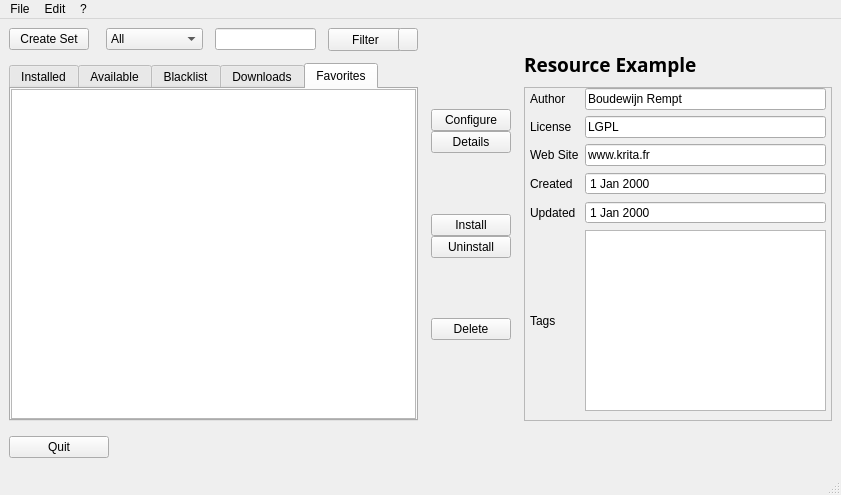
Old version of the form krita/plugins/paintops/resourcemanager/KoResourceManagerWidget.ui in the repository KDE/krita.
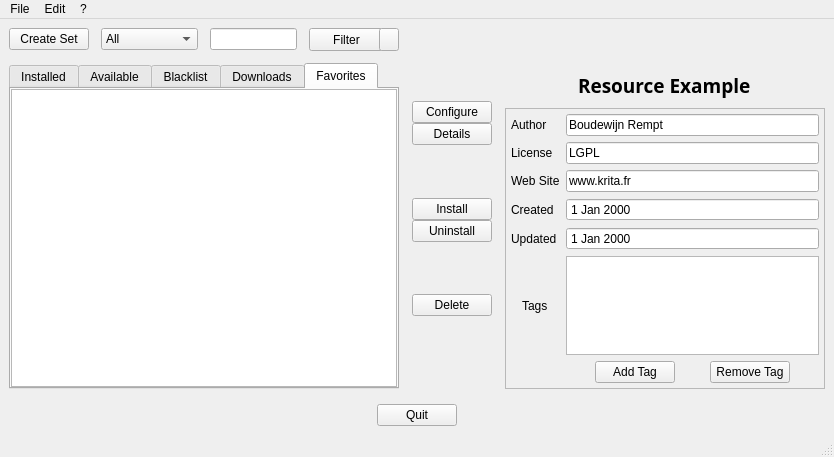
New version of the form. The open tabs and pages were chosen to show the change.

Commit message: Introducing KoResourceModelBase to allow displaying multiple types of resources simultaneously.

```diff
--- a/krita/plugins/paintops/resourcemanager/KoResourceManagerWidget.ui
+++ b/krita/plugins/paintops/resourcemanager/KoResourceManagerWidget.ui
@@ -6,8 +6,8 @@
    <rect>
     <x>0</x>
     <y>0</y>
-    <width>841</width>
-    <height>495</height>
+    <width>834</width>
+    <height>457</height>
    </rect>
   </property>
   <property name="windowTitle">
@@ -18,9 +18,6 @@
     <property name="spacing">
      <number>15</number>
     </property>
-    <property name="bottomMargin">
-     <number>15</number>
-    </property>
     <item>
      <layout class="QHBoxLayout" name="horizontalLayout_2">
       <property name="spacing">
@@ -322,8 +319,20 @@
                <enum>Qt::SolidLine</enum>
               </property>
               <property name="sortingEnabled">
-               <bool>true</bool>
+               <bool>false</bool>
               </property>
+              <attribute name="horizontalHeaderDefaultSectionSize">
+               <number>10</number>
+              </attribute>
+              <attribute name="horizontalHeaderMinimumSectionSize">
+               <number>10</number>
+              </attribute>
+              <attribute name="horizontalHeaderShowSortIndicator" stdset="0">
+               <bool>false</bool>
+              </attribute>
+              <attribute name="horizontalHeaderStretchLastSection">
+               <bool>true</bool>
+              </attribute>
               <attribute name="verticalHeaderVisible">
                <bool>false</bool>
               </attribute>
@@ -513,16 +522,68 @@
           <number>0</number>
          </property>
          <item>
-          <widget class="QLabel" name="label">
-           <property name="text">
-            <string/>
+          <spacer name="verticalSpacer_5">
+           <property name="orientation">
+            <enum>Qt::Vertical</enum>
            </property>
-           <property name="scaledContents">
-            <bool>true</bool>
+           <property name="sizeType">
+            <enum>QSizePolicy::Fixed</enum>
            </property>
-          </widget>
+           <property name="sizeHint" stdset="0">
+            <size>
+             <width>5</width>
+             <height>15</height>
+            </size>
+           </property>
+          </spacer>
          </item>
          <item>
+          <layout class="QHBoxLayout" name="horizontalLayout_3">
+           <item>
+            <spacer name="horizontalSpacer_3">
+             <property name="orientation">
+              <enum>Qt::Horizontal</enum>
+             </property>
+             <property name="sizeType">
+              <enum>QSizePolicy::Fixed</enum>
+             </property>
+             <property name="sizeHint" stdset="0">
+              <size>
+               <width>40</width>
+               <height>20</height>
+              </size>
+             </property>
+            </spacer>
+           </item>
+           <item>
+            <widget class="QLabel" name="label">
+             <property name="text">
+              <string/>
+             </property>
+             <property name="scaledContents">
+              <bool>true</bool>
+             </property>
+            </widget>
+           </item>
+           <item>
+            <spacer name="horizontalSpacer_2">
+             <property name="orientation">
+              <enum>Qt::Horizontal</enum>
+             </property>
+             <property name="sizeType">
+              <enum>QSizePolicy::Fixed</enum>
+             </property>
+             <property name="sizeHint" stdset="0">
+              <size>
+               <width>40</width>
+               <height>20</height>
+              </size>
+             </property>
+            </spacer>
+           </item>
+          </layout>
+         </item>
+         <item alignment="Qt::AlignHCenter">
           <widget class="QLabel" name="label_2">
            <property name="font">
             <font>
@@ -547,8 +608,8 @@
              <rect>
               <x>0</x>
               <y>0</y>
-              <width>298</width>
-              <height>332</height>
+              <width>320</width>
+              <height>268</height>
              </rect>
             </property>
             <layout class="QGridLayout" name="gridLayout_3">
@@ -556,14 +617,14 @@
               <number>5</number>
              </property>
              <property name="topMargin">
-              <number>0</number>
+              <number>5</number>
              </property>
              <property name="rightMargin">
               <number>5</number>
              </property>
-             <item row="5" column="1">
-              <widget class="QListView" name="listView"/>
-             </item>
+             <property name="bottomMargin">
+              <number>5</number>
+             </property>
              <item row="2" column="0">
               <widget class="QLabel" name="label_5">
                <property name="text">
@@ -609,6 +670,13 @@
                </property>
               </widget>
              </item>
+             <item row="5" column="0" alignment="Qt::AlignHCenter">
+              <widget class="QLabel" name="label_8">
+               <property name="text">
+                <string>Tags</string>
+               </property>
+              </widget>
+             </item>
              <item row="0" column="0">
               <widget class="QLabel" name="label_3">
                <property name="text">
@@ -629,12 +697,8 @@
                </property>
               </widget>
              </item>
-             <item row="5" column="0">
-              <widget class="QLabel" name="label_8">
-               <property name="text">
-                <string>Tags</string>
-               </property>
-              </widget>
+             <item row="5" column="1">
+              <widget class="QListWidget" name="listWidget"/>
              </item>
              <item row="2" column="1">
               <widget class="QLineEdit" name="lineEdit_4">
@@ -650,6 +714,66 @@
                </property>
               </widget>
              </item>
+             <item row="6" column="1">
+              <layout class="QHBoxLayout" name="horizontalLayout">
+               <item>
+                <spacer name="horizontalSpacer_10">
+                 <property name="orientation">
+                  <enum>Qt::Horizontal</enum>
+                 </property>
+                 <property name="sizeHint" stdset="0">
+                  <size>
+                   <width>40</width>
+                   <height>20</height>
+                  </size>
+                 </property>
+                </spacer>
+               </item>
+               <item>
+                <widget class="QPushButton" name="pushButton_4">
+                 <property name="text">
+                  <string>Add Tag</string>
+                 </property>
+                </widget>
+               </item>
+               <item>
+                <spacer name="horizontalSpacer_9">
+                 <property name="orientation">
+                  <enum>Qt::Horizontal</enum>
+                 </property>
+                 <property name="sizeHint" stdset="0">
+                  <size>
+                   <width>40</width>
+                   <height>20</height>
+                  </size>
+                 </property>
+                </spacer>
+               </item>
+               <item>
+                <widget class="QPushButton" name="pushButton_11">
+                 <property name="text">
+                  <string>Remove Tag</string>
+                 </property>
+                </widget>
+               </item>
+               <item>
+                <spacer name="horizontalSpacer_4">
+                 <property name="orientation">
+                  <enum>Qt::Horizontal</enum>
+                 </property>
+                 <property name="sizeType">
+                  <enum>QSizePolicy::Maximum</enum>
+                 </property>
+                 <property name="sizeHint" stdset="0">
+                  <size>
+                   <width>40</width>
+                   <height>20</height>
+                  </size>
+                 </property>
+                </spacer>
+               </item>
+              </layout>
+             </item>
             </layout>
            </widget>
           </widget>
@@ -659,7 +783,7 @@
       </item>
      </layout>
     </item>
-    <item>
+    <item alignment="Qt::AlignHCenter">
      <widget class="QPushButton" name="pushButton_3">
       <property name="maximumSize">
        <size>
@@ -679,7 +803,7 @@
     <rect>
      <x>0</x>
      <y>0</y>
-     <width>841</width>
+     <width>834</width>
      <height>20</height>
     </rect>
    </property>
```
Left out of the diff: 48 changed lines with no effect on the pictures. The commit also changes 26 other files.
